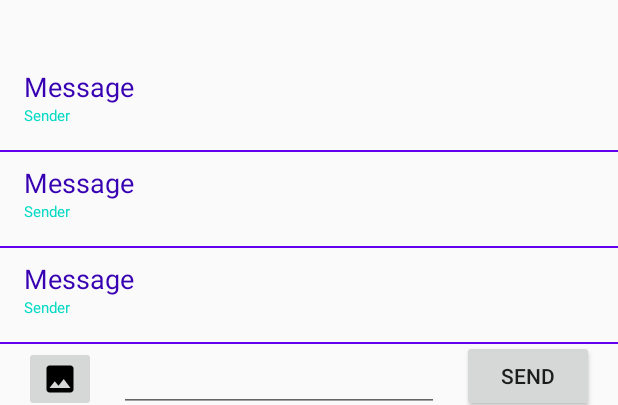
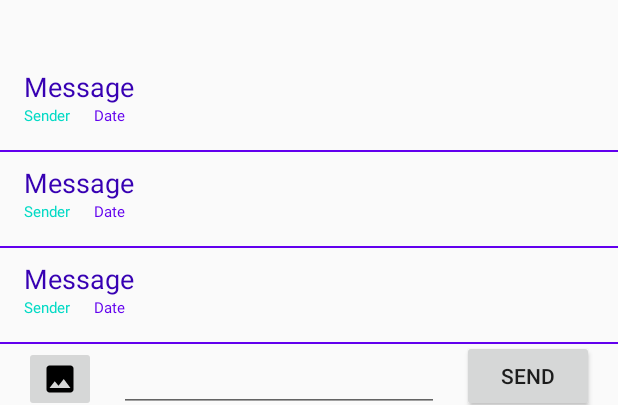
Before and after one commit to cicelcup/Learning_Udacity_Firebase, an Android app: the layout fragment_base.xml on its own in the app's theme, with its tools: preview values and no code run, on a phone screen of 412 x 824 dp. Shown: the part 800-1205 px from the top of the screen. Run offline under Robolectric (Android 15) with nearby library versions, the phone set to English and light mode, and no system bars.

```diff
--- a/app/src/main/java/com/example/testing_firebasedb/data/FriendlyMessage.kt
+++ b/app/src/main/java/com/example/testing_firebasedb/data/FriendlyMessage.kt
@@ -3,6 +3,7 @@ package com.example.testing_firebasedb.data
 data class FriendlyMessage(
     val message: String? = "",
     val sender: String = "",
-    val photo: String? = ""
+    val photo: String? = "",
+    val date: String = ""
 ) {
 }
--- a/app/src/main/java/com/example/testing_firebasedb/mvvm/MessagesVM.kt
+++ b/app/src/main/java/com/example/testing_firebasedb/mvvm/MessagesVM.kt
@@ -12,6 +12,8 @@ import com.example.testing_firebasedb.bd.FirebaseUserLiveData
 import com.example.testing_firebasedb.data.AuthenticationState
 import com.example.testing_firebasedb.data.FriendlyMessage
 import com.google.firebase.auth.FirebaseAuth
+import java.text.SimpleDateFormat
+import java.util.*
 
 class MessagesVM(application: Application) : AndroidViewModel(application) {
     //Firebase variable
@@ -45,12 +47,16 @@ class MessagesVM(application: Application) : AndroidViewModel(application) {
 
     //Click in send button
     fun sendButtonClicked() {
+        val time = Calendar.getInstance().time
+        val dateFormat = SimpleDateFormat("dd/MM/yy 'at' hh:mm a", Locale.US)
+
         //set the friendly Message
         val friendlyMessage =
             FriendlyMessage(
                 message.get(),
                 sender,
-                null
+                null,
+                dateFormat.format(time)
             )
 
         //Send Message
--- a/app/src/main/res/layout/item_message.xml
+++ b/app/src/main/res/layout/item_message.xml
@@ -6,6 +6,7 @@
     <data>
 
         <import type="android.view.View" />
+
         <variable
             name="item"
             type="com.example.testing_firebasedb.data.FriendlyMessage" />
@@ -22,8 +23,8 @@
             android:layout_marginStart="16dp"
             android:layout_marginTop="8dp"
             android:text="@{item.message}"
+            android:textColor="@color/colorPrimaryDark"
             android:textSize="18sp"
-            android:textColor="@color/colorPrimaryDark"
             app:layout_constraintStart_toStartOf="parent"
             app:layout_constraintTop_toTopOf="parent"
             tools:text="@string/item_message" />
@@ -41,16 +42,29 @@
             tools:ignore="SmallSp"
             tools:text="@string/item_sender" />
 
+        <TextView
+            android:id="@+id/textView"
+            android:layout_width="wrap_content"
+            android:layout_height="wrap_content"
+            android:layout_marginStart="16dp"
+            android:textColor="@color/colorPrimary"
+            android:textSize="10sp"
+            android:text="@{item.date}"
+            app:layout_constraintBaseline_toBaselineOf="@+id/itemSender"
+            app:layout_constraintStart_toEndOf="@+id/itemSender"
+            tools:ignore="SmallSp"
+            tools:text="@string/item_date" />
+
         <ImageView
             android:id="@+id/itemImage"
             android:layout_width="wrap_content"
             android:layout_height="wrap_content"
-            android:visibility="@{item.message != null ? View.GONE : View.VISIBLE }"
             android:layout_marginStart="16dp"
             android:layout_marginTop="8dp"
+            android:contentDescription="@string/image_content_description"
+            android:visibility="@{item.message != null ? View.GONE : View.VISIBLE }"
             app:layout_constraintStart_toStartOf="parent"
-            app:layout_constraintTop_toBottomOf="@+id/itemSender"
-            android:contentDescription="@string/image_content_description" />
+            app:layout_constraintTop_toBottomOf="@+id/itemSender" />
 
         <View
             android:layout_width="match_parent"
@@ -60,5 +74,6 @@
             app:layout_constraintEnd_toEndOf="parent"
             app:layout_constraintStart_toStartOf="parent"
             app:layout_constraintTop_toBottomOf="@+id/itemImage" />
+
     </androidx.constraintlayout.widget.ConstraintLayout>
 </layout>
--- a/app/src/main/res/values/strings.xml
+++ b/app/src/main/res/values/strings.xml
@@ -5,5 +5,6 @@
     <string name="hint_message">Message</string>
     <string name="item_message">Message</string>
     <string name="item_sender">Sender</string>
+    <string name="item_date">Date</string>
     <string name="sign_out_label">Sign Out</string>
 </resources>
```
